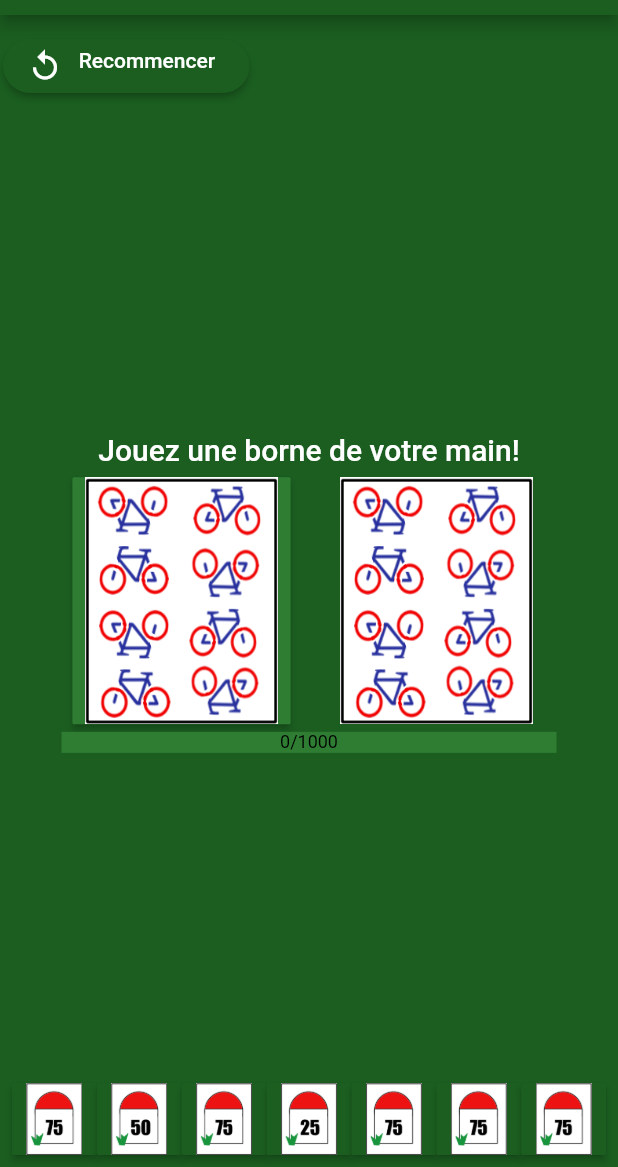
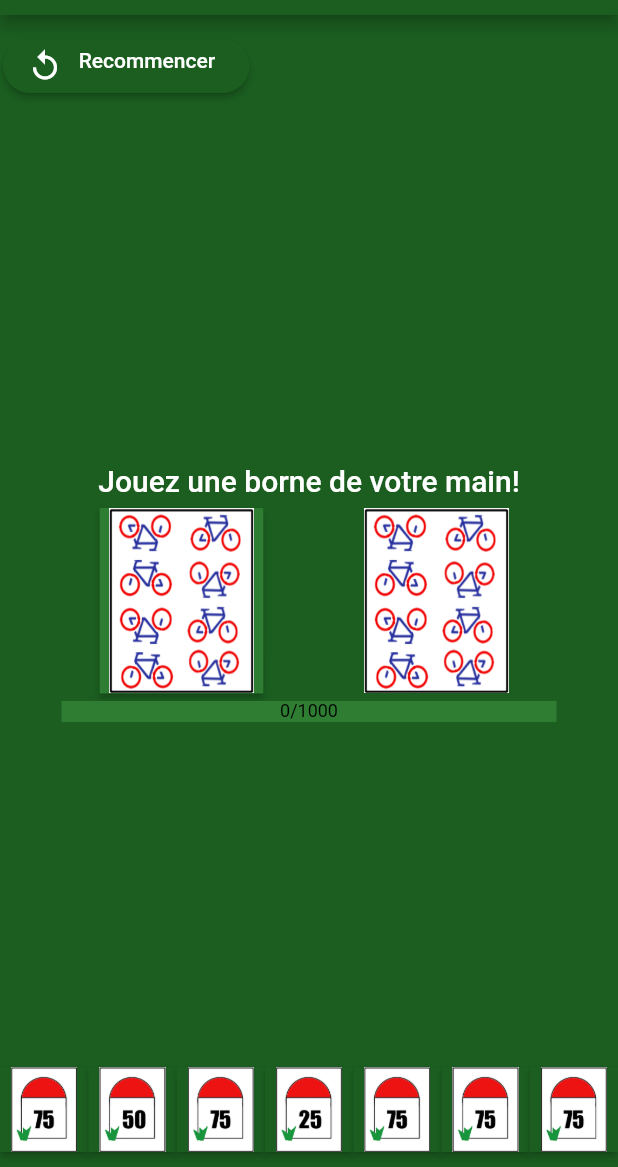
Before and after one commit to celisoft/MilleBornesCycliste, a Flutter app: the MyGame screen opened directly, on a phone screen of 412 x 824 dp, the part 69-1236 px from its top. Run offline on Flutter 3.47's test engine with Material 2 defaults, Android fonts, the phone set to English and light mode, and no system bars; drawn by our look-alikes of percent_indicator; our stand-ins replace flutter_phoenix.

Commit message:
Taille des cartes responsive

```diff
--- a/lib/game_scene.dart
+++ b/lib/game_scene.dart
@@ -133,7 +133,7 @@ class _MyGameState extends State<MyGame> {
                                   child: LimitedBox(
                                       maxHeight:
                                           MediaQuery.of(context).size.height *
-                                              0.20,
+                                              0.15,
                                       child: FittedBox(
                                         child: ButtonTheme(
                                           buttonColor: Colors.green[800],
@@ -150,7 +150,7 @@ class _MyGameState extends State<MyGame> {
                                           maxHeight: MediaQuery.of(context)
                                                   .size
                                                   .height *
-                                              0.20,
+                                              0.15,
                                           child:
                                               Image.asset(_playedCardPath)))),
                             ]),
@@ -178,10 +178,10 @@ class _MyGameState extends State<MyGame> {
             mainAxisSize: MainAxisSize.max,
             mainAxisAlignment: MainAxisAlignment.end,
             children: [
-              LimitedBox(
-                maxHeight: 80,
-                child: Padding(
-                  padding: const EdgeInsets.all(8.0),
+              Container(
+                margin: const EdgeInsets.only(bottom: 10.0),
+                child: LimitedBox(
+                  maxHeight: MediaQuery.of(context).size.height * 0.15,
                   child: Table(
                     border: TableBorder.all(
                         color: Colors.black26, style: BorderStyle.none),
@@ -195,7 +195,10 @@ class _MyGameState extends State<MyGame> {
                                 onPressed: () => _incrementCounter(
                                     0, _currentGame.player.hand[0].distance),
                                 child: LimitedBox(
-                                    maxHeight: 80, child: _getCardImage(0))),
+                                    maxHeight:
+                                        MediaQuery.of(context).size.height *
+                                            0.15,
+                                    child: _getCardImage(0))),
                           )),
                         ),
                         TableCell(
@@ -206,7 +209,10 @@ class _MyGameState extends State<MyGame> {
                                 onPressed: () => _incrementCounter(
                                     1, _currentGame.player.hand[1].distance),
                                 child: LimitedBox(
-                                    maxHeight: 80, child: _getCardImage(1))),
+                                    maxHeight:
+                                        MediaQuery.of(context).size.height *
+                                            0.15,
+                                    child: _getCardImage(1))),
                           )),
                         ),
                         TableCell(
@@ -217,7 +223,10 @@ class _MyGameState extends State<MyGame> {
                                 onPressed: () => _incrementCounter(
                                     2, _currentGame.player.hand[2].distance),
                                 child: LimitedBox(
-                                    maxHeight: 80, child: _getCardImage(2))),
+                                    maxHeight:
+                                        MediaQuery.of(context).size.height *
+                                            0.15,
+                                    child: _getCardImage(2))),
                           )),
                         ),
                         TableCell(
@@ -228,7 +237,10 @@ class _MyGameState extends State<MyGame> {
                                 onPressed: () => _incrementCounter(
                                     3, _currentGame.player.hand[3].distance),
                                 child: LimitedBox(
-                                    maxHeight: 80, child: _getCardImage(3))),
+                                    maxHeight:
+                                        MediaQuery.of(context).size.height *
+                                            0.15,
+                                    child: _getCardImage(3))),
                           )),
                         ),
                         TableCell(
@@ -239,7 +251,10 @@ class _MyGameState extends State<MyGame> {
                                 onPressed: () => _incrementCounter(
                                     4, _currentGame.player.hand[4].distance),
                                 child: LimitedBox(
-                                    maxHeight: 80, child: _getCardImage(4))),
+                                    maxHeight:
+                                        MediaQuery.of(context).size.height *
+                                            0.15,
+                                    child: _getCardImage(4))),
                           )),
                         ),
                         TableCell(
@@ -250,7 +265,10 @@ class _MyGameState extends State<MyGame> {
                                 onPressed: () => _incrementCounter(
                                     5, _currentGame.player.hand[5].distance),
                                 child: LimitedBox(
-                                    maxHeight: 80, child: _getCardImage(5))),
+                                    maxHeight:
+                                        MediaQuery.of(context).size.height *
+                                            0.15,
+                                    child: _getCardImage(5))),
                           )),
                         ),
                         TableCell(
@@ -261,7 +279,10 @@ class _MyGameState extends State<MyGame> {
                                 onPressed: () => _incrementCounter(
                                     6, _currentGame.player.hand[6].distance),
                                 child: LimitedBox(
-                                    maxHeight: 80, child: _getCardImage(6))),
+                                    maxHeight:
+                                        MediaQuery.of(context).size.height *
+                                            0.15,
+                                    child: _getCardImage(6))),
                           )),
                         ),
                       ])
```
